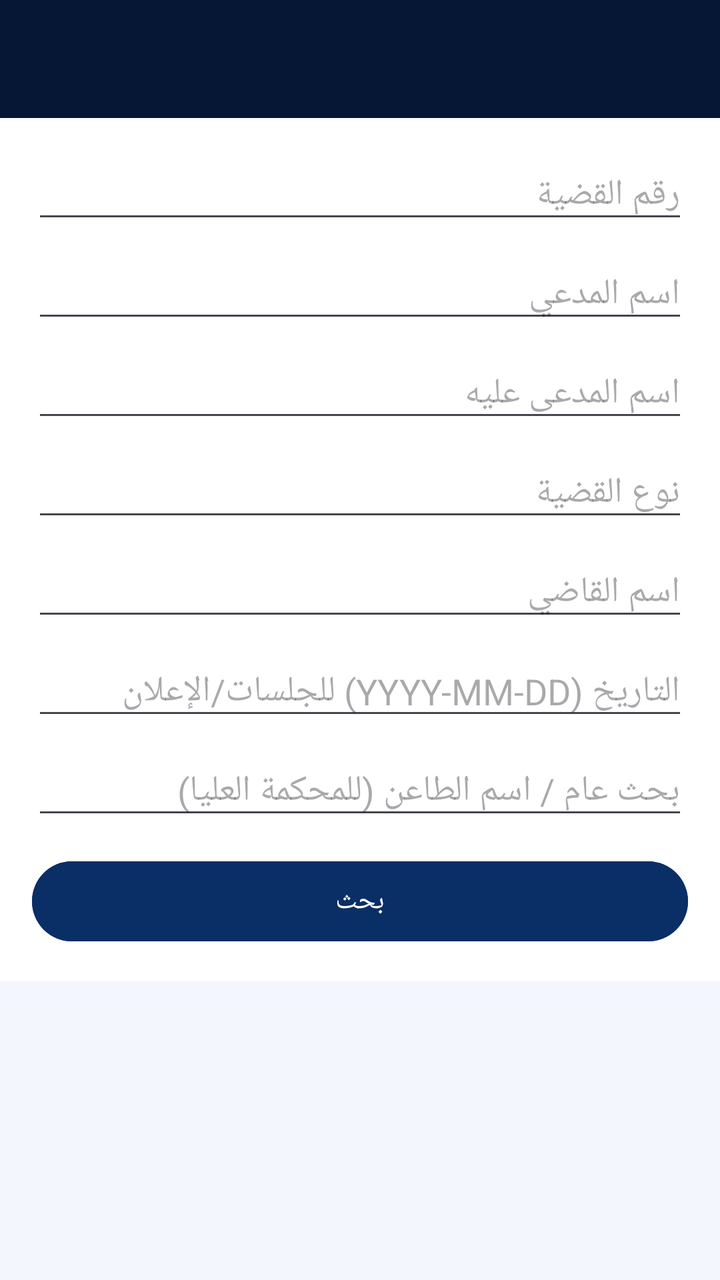
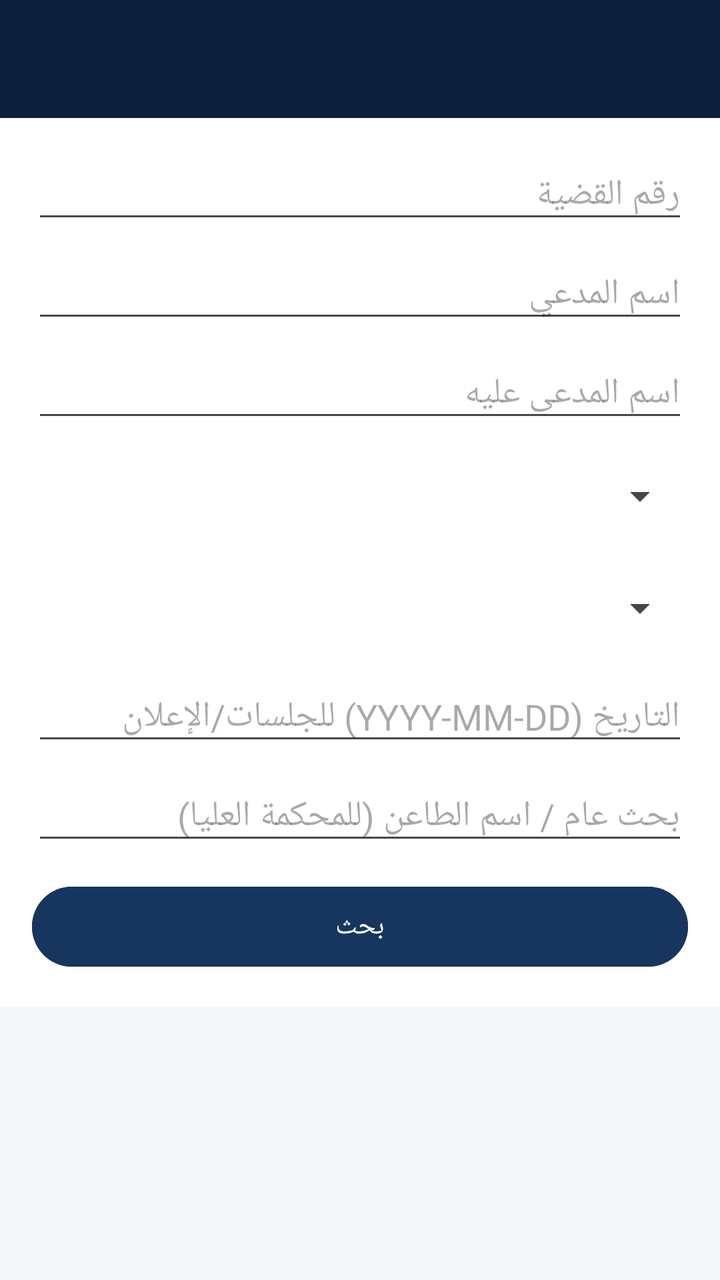

Screens rendered from an Android XML layout before and after an edit, with the pre-edit source and the edit as a unified diff.
<!-- AndroidManifest.xml: application theme Theme.Albayda -->
<!-- res/layout/activity_search.xml -->
<?xml version="1.0" encoding="utf-8"?>
<LinearLayout xmlns:android="http://schemas.android.com/apk/res/android"
    android:layout_width="match_parent"
    android:layout_height="match_parent"
    android:orientation="vertical"
    android:background="@color/bg_light"
    android:fitsSystemWindows="true">

    <LinearLayout
        android:layout_width="match_parent"
        android:layout_height="wrap_content"
        android:background="@color/navy_900"
        android:padding="16dp">
        <TextView
            android:id="@+id/tvTitle"
            android:layout_width="wrap_content"
            android:layout_height="wrap_content"
            android:textColor="@color/white"
            android:textSize="20sp"
            android:textStyle="bold" />
    </LinearLayout>

    <ScrollView
        android:layout_width="match_parent"
        android:layout_height="wrap_content">
        <LinearLayout
            android:id="@+id/formContainer"
            android:layout_width="match_parent"
            android:layout_height="wrap_content"
            android:orientation="vertical"
            android:padding="16dp"
            android:background="@color/white">

            <EditText
                android:id="@+id/etCaseNumber"
                android:layout_width="match_parent"
                android:layout_height="wrap_content"
                android:hint="رقم القضية"
                android:inputType="text" />

            <EditText
                android:id="@+id/etPlaintiff"
                android:layout_width="match_parent"
                android:layout_height="wrap_content"
                android:hint="اسم المدعي"
                android:layout_marginTop="8dp"
                android:inputType="textPersonName" />

            <EditText
                android:id="@+id/etDefendant"
                android:layout_width="match_parent"
                android:layout_height="wrap_content"
                android:hint="اسم المدعى عليه"
                android:layout_marginTop="8dp"
                android:inputType="textPersonName" />

            <EditText
                android:id="@+id/etCaseType"
                android:layout_width="match_parent"
                android:layout_height="wrap_content"
                android:hint="نوع القضية"
                android:layout_marginTop="8dp"
                android:inputType="text" />

            <EditText
                android:id="@+id/etJudge"
                android:layout_width="match_parent"
                android:layout_height="wrap_content"
                android:hint="اسم القاضي"
                android:layout_marginTop="8dp"
                android:inputType="textPersonName" />

            <EditText
                android:id="@+id/etDate"
                android:layout_width="match_parent"
                android:layout_height="wrap_content"
                android:hint="التاريخ (YYYY-MM-DD) للجلسات/الإعلان"
                android:layout_marginTop="8dp"
                android:inputType="date" />

            <EditText
                android:id="@+id/etQuery"
                android:layout_width="match_parent"
                android:layout_height="wrap_content"
                android:hint="بحث عام / اسم الطاعن (للمحكمة العليا)"
                android:layout_marginTop="8dp"
                android:inputType="text" />

            <Button
                android:id="@+id/btnSearch"
                android:layout_width="match_parent"
                android:layout_height="wrap_content"
                android:text="بحث"
                android:layout_marginTop="12dp"
                android:backgroundTint="@color/navy_700"
                android:textColor="@color/white" />
        </LinearLayout>
    </ScrollView>

    <ProgressBar
        android:id="@+id/pb"
        android:layout_width="wrap_content"
        android:layout_height="wrap_content"
        android:layout_gravity="center"
        android:layout_marginTop="16dp"
        android:visibility="gone" />

    <ScrollView
        android:layout_width="match_parent"
        android:layout_height="0dp"
        android:layout_weight="1"
        android:fillViewport="true">
        <LinearLayout
            android:id="@+id/resultsContainer"
            android:layout_width="match_parent"
            android:layout_height="wrap_content"
            android:orientation="vertical"
            android:padding="16dp" />
    </ScrollView>
</LinearLayout>
<!-- resources referenced by this layout -->
<resources>
  <color name="bg_light">#F3F7FD</color>
  <color name="navy_700">#0A2E66</color>
  <color name="navy_900">#051734</color>
  <color name="white">#FFFFFF</color>
  <style name="Theme.Albayda" parent="Theme.Material3.Light.NoActionBar">
          <item name="colorPrimary">@color/navy_700</item>
          <item name="colorSecondary">@color/gold</item>
          <item name="android:statusBarColor">@color/navy_900</item>
          <item name="android:navigationBarColor">@color/navy_900</item>
      </style>
  <color name="gold">#C9A24B</color>
</resources>

<!-- the commit's change to res/layout/activity_search.xml (unified diff, before → after) -->
@@ -54,21 +54,17 @@
                 android:layout_marginTop="8dp"
                 android:inputType="textPersonName" />
 
-            <EditText
-                android:id="@+id/etCaseType"
+            <Spinner
+                android:id="@+id/spCaseType"
                 android:layout_width="match_parent"
-                android:layout_height="wrap_content"
-                android:hint="نوع القضية"
-                android:layout_marginTop="8dp"
-                android:inputType="text" />
+                android:layout_height="48dp"
+                android:layout_marginTop="8dp" />
 
-            <EditText
-                android:id="@+id/etJudge"
+            <Spinner
+                android:id="@+id/spJudge"
                 android:layout_width="match_parent"
-                android:layout_height="wrap_content"
-                android:hint="اسم القاضي"
-                android:layout_marginTop="8dp"
-                android:inputType="textPersonName" />
+                android:layout_height="48dp"
+                android:layout_marginTop="8dp" />
 
             <EditText
                 android:id="@+id/etDate"
<!-- resource entries referenced after the edit -->
@@ -1,15 +1,18 @@
 <!-- resources referenced by this layout -->
 <resources>
-  <color name="bg_light">#F3F7FD</color>
-  <color name="navy_700">#0A2E66</color>
-  <color name="navy_900">#051734</color>
+  <color name="bg_light">#F5F7FA</color>
+  <color name="navy_700">#16365F</color>
+  <color name="navy_900">#0B1F3A</color>
   <color name="white">#FFFFFF</color>
   <style name="Theme.Albayda" parent="Theme.Material3.Light.NoActionBar">
           <item name="colorPrimary">@color/navy_700</item>
-          <item name="colorSecondary">@color/gold</item>
+          <item name="colorOnPrimary">@color/white</item>
+          <item name="colorSecondary">@color/gold_sand</item>
           <item name="android:statusBarColor">@color/navy_900</item>
-          <item name="android:navigationBarColor">@color/navy_900</item>
+          <item name="android:navigationBarColor">@color/white</item>
+          <item name="android:windowLightNavigationBar">true</item>
+          <item name="android:fontFamily">sans-serif</item>
       </style>
-  <color name="gold">#C9A24B</color>
+  <color name="gold_sand">#C8922D</color>
 </resources>
 
